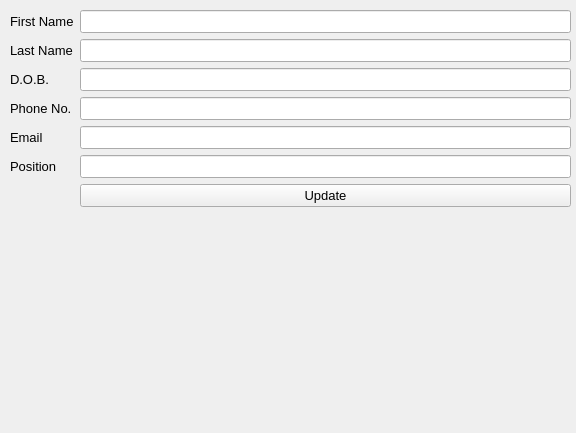
Old version of the form useredit.ui in the repository santabou/JobMatch.
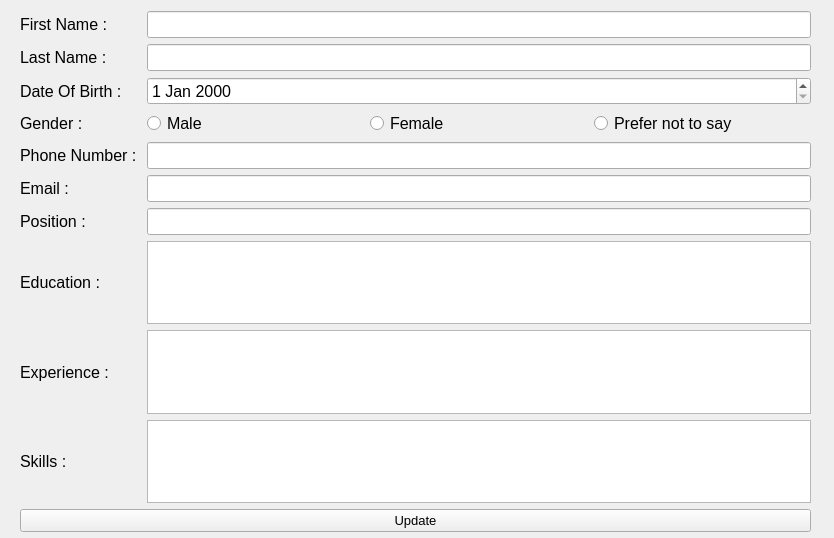
New version of the form.

```diff
--- a/useredit.ui
+++ b/useredit.ui
@@ -6,8 +6,8 @@
    <rect>
     <x>0</x>
     <y>0</y>
-    <width>576</width>
-    <height>433</height>
+    <width>834</width>
+    <height>538</height>
    </rect>
   </property>
   <property name="windowTitle">
@@ -16,102 +16,259 @@
   <widget class="QWidget" name="formLayoutWidget">
    <property name="geometry">
     <rect>
-     <x>10</x>
-     <y>10</y>
-     <width>561</width>
-     <height>411</height>
+     <x>20</x>
+     <y>11</y>
+     <width>791</width>
+     <height>521</height>
     </rect>
    </property>
-   <layout class="QFormLayout" name="formLayout">
-    <item row="0" column="0">
-     <widget class="QLabel" name="label">
-      <property name="font">
-       <font>
-        <pointsize>10</pointsize>
-       </font>
-      </property>
-      <property name="text">
-       <string>First Name</string>
-      </property>
-     </widget>
-    </item>
-    <item row="0" column="1">
-     <layout class="QHBoxLayout" name="horizontalLayout">
-      <item>
+   <layout class="QVBoxLayout" name="verticalLayout_3">
+    <item>
+     <layout class="QGridLayout" name="gridLayout">
+      <item row="7" column="3">
+       <widget class="QLineEdit" name="phoneedit">
+        <property name="font">
+         <font>
+          <pointsize>12</pointsize>
+         </font>
+        </property>
+       </widget>
+      </item>
+      <item row="1" column="1">
+       <widget class="QLabel" name="label_2">
+        <property name="font">
+         <font>
+          <pointsize>12</pointsize>
+         </font>
+        </property>
+        <property name="text">
+         <string>Last Name :</string>
+        </property>
+       </widget>
+      </item>
+      <item row="0" column="3">
        <widget class="QLineEdit" name="firstedit">
         <property name="font">
          <font>
-          <pointsize>10</pointsize>
+          <pointsize>12</pointsize>
+         </font>
+        </property>
+       </widget>
+      </item>
+      <item row="8" column="3">
+       <widget class="QLineEdit" name="emailedit">
+        <property name="font">
+         <font>
+          <pointsize>12</pointsize>
+         </font>
+        </property>
+       </widget>
+      </item>
+      <item row="5" column="3">
+       <layout class="QHBoxLayout" name="horizontalLayout_4">
+        <item>
+         <widget class="QRadioButton" name="malebutton">
+          <property name="font">
+           <font>
+            <pointsize>12</pointsize>
+           </font>
+          </property>
+          <property name="text">
+           <string>Male</string>
+          </property>
+         </widget>
+        </item>
+        <item>
+         <widget class="QRadioButton" name="femalebutton">
+          <property name="font">
+           <font>
+            <pointsize>12</pointsize>
+           </font>
+          </property>
+          <property name="text">
+           <string>Female</string>
+          </property>
+         </widget>
+        </item>
+        <item>
+         <widget class="QRadioButton" name="otherbutton">
+          <property name="font">
+           <font>
+            <pointsize>12</pointsize>
+           </font>
+          </property>
+          <property name="text">
+           <string>Prefer not to say</string>
+          </property>
+         </widget>
+        </item>
+       </layout>
+      </item>
+      <item row="5" column="1">
+       <widget class="QLabel" name="label_9">
+        <property name="font">
+         <font>
+          <pointsize>12</pointsize>
+         </font>
+        </property>
+        <property name="text">
+         <string>Gender :</string>
+        </property>
+       </widget>
+      </item>
+      <item row="7" column="1">
+       <widget class="QLabel" name="label_5">
+        <property name="font">
+         <font>
+          <pointsize>12</pointsize>
+         </font>
+        </property>
+        <property name="text">
+         <string>Phone Number : </string>
+        </property>
+       </widget>
+      </item>
+      <item row="16" column="3">
+       <widget class="QTextEdit" name="skilledit">
+        <property name="font">
+         <font>
+          <pointsize>12</pointsize>
+         </font>
+        </property>
+       </widget>
+      </item>
+      <item row="3" column="3">
+       <widget class="QDateEdit" name="dobedit">
+        <property name="font">
+         <font>
+          <pointsize>12</pointsize>
+         </font>
+        </property>
+       </widget>
+      </item>
+      <item row="8" column="1">
+       <widget class="QLabel" name="label_6">
+        <property name="font">
+         <font>
+          <pointsize>12</pointsize>
+         </font>
+        </property>
+        <property name="text">
+         <string>Email :</string>
+        </property>
+       </widget>
+      </item>
+      <item row="3" column="1">
+       <widget class="QLabel" name="label_3">
+        <property name="font">
+         <font>
+          <pointsize>12</pointsize>
+         </font>
+        </property>
+        <property name="text">
+         <string>Date Of Birth :</string>
+        </property>
+       </widget>
+      </item>
+      <item row="1" column="3">
+       <widget class="QLineEdit" name="lastedit">
+        <property name="font">
+         <font>
+          <pointsize>12</pointsize>
+         </font>
+        </property>
+       </widget>
+      </item>
+      <item row="11" column="3">
+       <widget class="QLineEdit" name="posedit">
+        <property name="font">
+         <font>
+          <pointsize>12</pointsize>
+         </font>
+        </property>
+       </widget>
+      </item>
+      <item row="11" column="1">
+       <widget class="QLabel" name="label_4">
+        <property name="font">
+         <font>
+          <pointsize>12</pointsize>
+         </font>
+        </property>
+        <property name="text">
+         <string>Position :</string>
+        </property>
+       </widget>
+      </item>
+      <item row="0" column="1">
+       <widget class="QLabel" name="label">
+        <property name="font">
+         <font>
+          <pointsize>12</pointsize>
+         </font>
+        </property>
+        <property name="text">
+         <string>First Name :</string>
+        </property>
+       </widget>
+      </item>
+      <item row="13" column="1">
+       <widget class="QLabel" name="label_7">
+        <property name="font">
+         <font>
+          <pointsize>12</pointsize>
+         </font>
+        </property>
+        <property name="text">
+         <string>Education : </string>
+        </property>
+       </widget>
+      </item>
+      <item row="15" column="3">
+       <widget class="QTextEdit" name="epredit">
+        <property name="font">
+         <font>
+          <pointsize>12</pointsize>
+         </font>
+        </property>
+       </widget>
+      </item>
+      <item row="16" column="1">
+       <widget class="QLabel" name="label_10">
+        <property name="font">
+         <font>
+          <pointsize>12</pointsize>
+         </font>
+        </property>
+        <property name="text">
+         <string>Skills : </string>
+        </property>
+       </widget>
+      </item>
+      <item row="15" column="1">
+       <widget class="QLabel" name="label_8">
+        <property name="font">
+         <font>
+          <pointsize>12</pointsize>
+         </font>
+        </property>
+        <property name="text">
+         <string>Experience :</string>
+        </property>
+       </widget>
+      </item>
+      <item row="13" column="3">
+       <widget class="QTextEdit" name="eduedit">
+        <property name="font">
+         <font>
+          <pointsize>12</pointsize>
          </font>
         </property>
        </widget>
       </item>
      </layout>
     </item>
-    <item row="1" column="0">
-     <widget class="QLabel" name="label_2">
-      <property name="font">
-       <font>
-        <pointsize>10</pointsize>
-       </font>
-      </property>
-      <property name="text">
-       <string>Last Name</string>
-      </property>
-     </widget>
-    </item>
-    <item row="1" column="1">
-     <widget class="QLineEdit" name="lastedit">
-      <property name="font">
-       <font>
-        <pointsize>10</pointsize>
-       </font>
-      </property>
-     </widget>
-    </item>
-    <item row="2" column="0">
-     <widget class="QLabel" name="label_3">
-      <property name="font">
-       <font>
-        <pointsize>10</pointsize>
-       </font>
-      </property>
-      <property name="text">
-       <string>D.O.B.</string>
-      </property>
-     </widget>
-    </item>
-    <item row="2" column="1">
-     <widget class="QLineEdit" name="dobedit">
-      <property name="font">
-       <font>
-        <pointsize>10</pointsize>
-       </font>
-      </property>
-     </widget>
-    </item>
-    <item row="5" column="0">
-     <widget class="QLabel" name="label_4">
-      <property name="font">
-       <font>
-        <pointsize>10</pointsize>
-       </font>
-      </property>
-      <property name="text">
-       <string>Position</string>
-      </property>
-     </widget>
-    </item>
-    <item row="5" column="1">
-     <widget class="QLineEdit" name="posedit">
-      <property name="font">
-       <font>
-        <pointsize>10</pointsize>
-       </font>
-      </property>
-     </widget>
-    </item>
-    <item row="6" column="1">
+    <item>
      <widget class="QPushButton" name="updateedit">
       <property name="font">
        <font>
@@ -123,48 +280,6 @@
       </property>
      </widget>
     </item>
-    <item row="4" column="1">
-     <widget class="QLineEdit" name="emailedit">
-      <property name="font">
-       <font>
-        <pointsize>10</pointsize>
-       </font>
-      </property>
-     </widget>
-    </item>
-    <item row="3" column="0">
-     <widget class="QLabel" name="label_5">
-      <property name="font">
-       <font>
-        <pointsize>10</pointsize>
-       </font>
-      </property>
-      <property name="text">
-       <string>Phone No.</string>
-      </property>
-     </widget>
-    </item>
-    <item row="3" column="1">
-     <widget class="QLineEdit" name="phoneedit">
-      <property name="font">
-       <font>
-        <pointsize>10</pointsize>
-       </font>
-      </property>
-     </widget>
-    </item>
-    <item row="4" column="0">
-     <widget class="QLabel" name="label_6">
-      <property name="font">
-       <font>
-        <pointsize>10</pointsize>
-       </font>
-      </property>
-      <property name="text">
-       <string>Email</string>
-      </property>
-     </widget>
-    </item>
    </layout>
   </widget>
  </widget>
```
Left out of the diff: 2 changed lines with no effect on the pictures.
